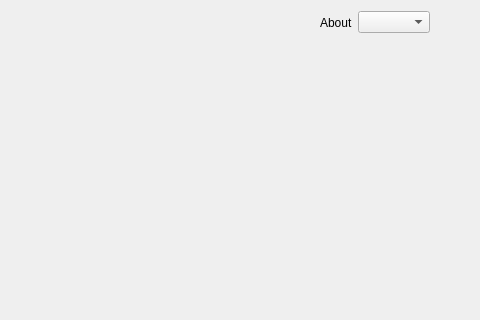
Qt form ui/windows.ui (Covalia/standalone-deployer) before a commit; both pictures show x 220 to 700 and y 0 to 320 of the 700 by 450 pixel window.
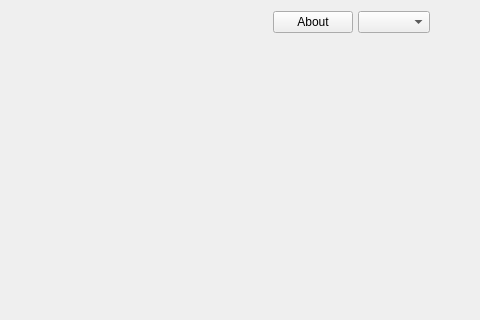
The same form after that commit. Icons and pictures are not drawn.

Commit message:
Page proxy et about + changement page avec bouton
Changment de page de personnalise vers proxy. proxy vers personnalise. Windows vers about. welcom vers personnalise

```diff
--- a/ui/windows.ui
+++ b/ui/windows.ui
@@ -130,9 +130,19 @@
             </spacer>
            </item>
            <item>
-            <widget class="QLabel" name="labelAbout">
+            <widget class="QPushButton" name="buttonAbout">
              <property name="styleSheet">
-              <string notr="true">color : @color-text-gray;</string>
+              <string notr="true">QPushButton {
+	background-color: transparent;
+	color : white;
+	padding: 8px;
+	border: px0;
+	color : @color-text-gray;
+}
+
+QPushButton:hover {
+	color : white;
+}</string>
              </property>
              <property name="text">
               <string>About</string>
```
Left out of the diff: 5 changed lines with no effect on the pictures. The commit also changes 25 other files.
